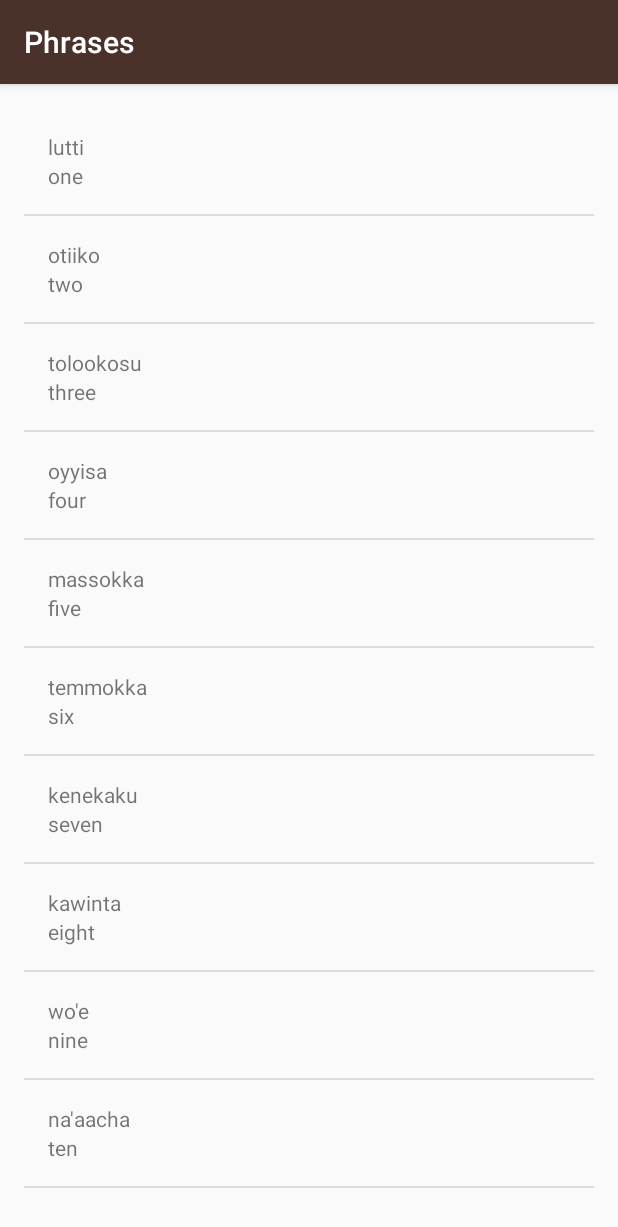
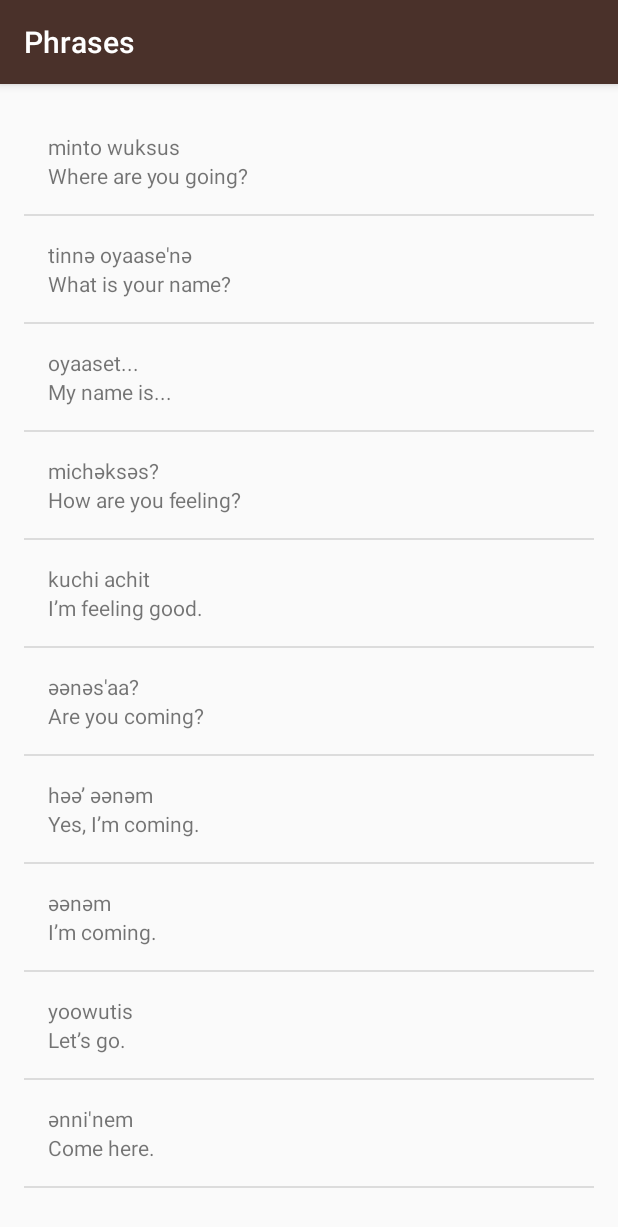
Before and after one commit to flyyy1024/miwork, an Android app: the PhrasesActivity screen opened directly, with no data from a screen before it, on a phone screen of 412 x 824 dp. Shown: the top 1227 px of the screen. Run offline under Robolectric (Android 15) with nearby library versions, the phone set to English and light mode, and no system bars.

Commit message:
修改Phrases中的短语

```diff
--- a/app/src/main/java/com/example/flyyy/miwork/PhrasesActivity.java
+++ b/app/src/main/java/com/example/flyyy/miwork/PhrasesActivity.java
@@ -14,16 +14,16 @@ public class PhrasesActivity extends AppCompatActivity {
         setContentView(R.layout.word_list);
 
         ArrayList<Word> words = new ArrayList<Word>();
-        words.add(new Word("one", "lutti"));
-        words.add(new Word("two", "otiiko"));
-        words.add(new Word("three", "tolookosu"));
-        words.add(new Word("four", "oyyisa"));
-        words.add(new Word("five", "massokka"));
-        words.add(new Word("six", "temmokka"));
-        words.add(new Word("seven", "kenekaku"));
-        words.add(new Word("eight", "kawinta"));
-        words.add(new Word("nine", "wo'e"));
-        words.add(new Word("ten", "na'aacha"));
+        words.add(new Word("Where are you going?", "minto wuksus"));
+        words.add(new Word("What is your name?", "tinnә oyaase'nә"));
+        words.add(new Word("My name is...", "oyaaset..."));
+        words.add(new Word("How are you feeling?", "michәksәs?"));
+        words.add(new Word("I’m feeling good.", "kuchi achit"));
+        words.add(new Word("Are you coming?", "әәnәs'aa?"));
+        words.add(new Word("Yes, I’m coming.", "hәә’ әәnәm"));
+        words.add(new Word("I’m coming.", "әәnәm"));
+        words.add(new Word("Let’s go.", "yoowutis"));
+        words.add(new Word("Come here.", "әnni'nem"));
 
         WordAdapter itermsAdapter = new WordAdapter(this,  words);
         ListView listView = (ListView) findViewById(R.id.list);
```
